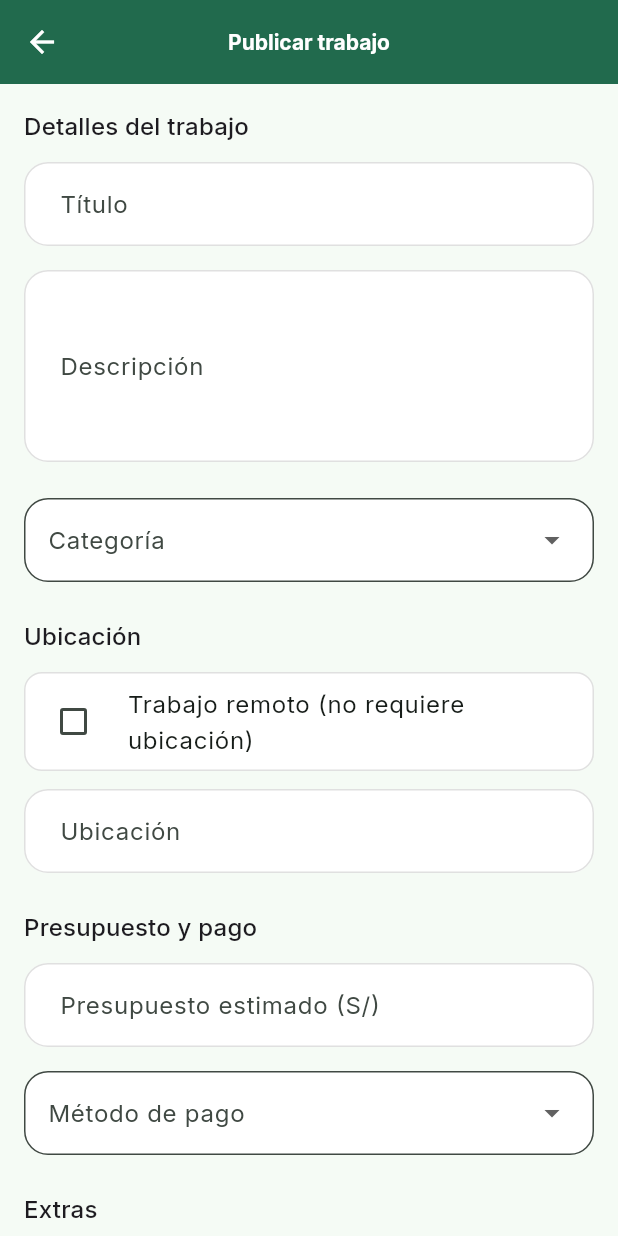
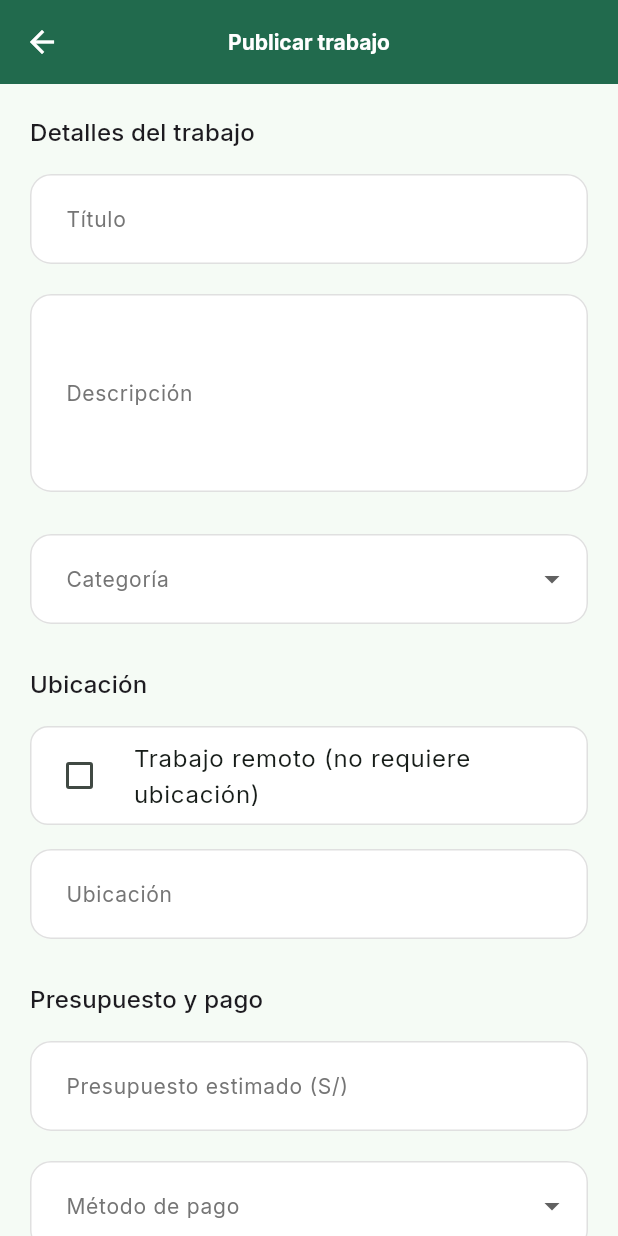
Before and after one commit to Serfelzxcv/recomiendalo, a Flutter app: the JobCreateScreen screen opened by its route, on a phone screen of 412 x 824 dp. Run offline on Flutter 3.47's test engine with Material 3 defaults, Android fonts, the phone set to English and light mode, and no system bars; our stand-ins replace go_router, google_fonts, image_picker.

Commit message:
feat(job_screan) create a interface

```diff
--- a/lib/features/jobs/screens/job_create_screen.dart
+++ b/lib/features/jobs/screens/job_create_screen.dart
@@ -22,7 +22,7 @@ class _JobCreateScreenState extends State<JobCreateScreen> {
 
   String? _category;
   String? _paymentMethod;
-  bool _isRemote = false; // 👈 por defecto presencial
+  bool _isRemote = false; // por defecto presencial
 
   @override
   Widget build(BuildContext context) {
@@ -35,21 +35,21 @@ class _JobCreateScreenState extends State<JobCreateScreen> {
         ),
       ),
       body: SingleChildScrollView(
-        padding: const EdgeInsets.all(16),
+        padding: const EdgeInsets.all(20),
         child: Column(
           crossAxisAlignment: CrossAxisAlignment.stretch,
           children: [
             /// Sección: Detalles
             Text("Detalles del trabajo",
                 style: Theme.of(context).textTheme.titleMedium),
-            const SizedBox(height: 12),
+            const SizedBox(height: 16),
 
             AppTextField(
               label: 'Título',
               hint: 'Ej: Necesito maestro melaminero',
               controller: _titleController,
             ),
-            const SizedBox(height: 16),
+            const SizedBox(height: 20),
 
             AppTextField(
               label: 'Descripción',
@@ -57,7 +57,7 @@ class _JobCreateScreenState extends State<JobCreateScreen> {
               controller: _descriptionController,
               maxLines: 4,
             ),
-            const SizedBox(height: 24),
+            const SizedBox(height: 28),
 
             AppDropdown<String>(
               label: 'Categoría',
@@ -70,19 +70,19 @@ class _JobCreateScreenState extends State<JobCreateScreen> {
                 DropdownMenuItem(value: 'Otros', child: Text('Otros')),
               ],
             ),
-            const SizedBox(height: 24),
+            const SizedBox(height: 28),
 
             /// Sección: Ubicación
             Text("Ubicación",
                 style: Theme.of(context).textTheme.titleMedium),
-            const SizedBox(height: 12),
+            const SizedBox(height: 16),
 
             AppCheckbox(
               label: 'Trabajo remoto (no requiere ubicación)',
               value: _isRemote,
               onChanged: (val) => setState(() => _isRemote = val ?? false),
             ),
-            const SizedBox(height: 12),
+            const SizedBox(height: 16),
 
             if (!_isRemote) ...[
               AppTextField(
@@ -90,13 +90,13 @@ class _JobCreateScreenState extends State<JobCreateScreen> {
                 hint: 'Ej: San Juan de Lurigancho, Lima',
                 controller: _locationController,
               ),
-              const SizedBox(height: 24),
+              const SizedBox(height: 28),
             ],
 
             /// Sección: Presupuesto
             Text("Presupuesto y pago",
                 style: Theme.of(context).textTheme.titleMedium),
-            const SizedBox(height: 12),
+            const SizedBox(height: 16),
 
             AppTextField(
               label: 'Presupuesto estimado (S/)',
@@ -104,7 +104,7 @@ class _JobCreateScreenState extends State<JobCreateScreen> {
               controller: _budgetController,
               keyboardType: TextInputType.number,
             ),
-            const SizedBox(height: 16),
+            const SizedBox(height: 20),
 
             AppDropdown<String>(
               label: 'Método de pago',
@@ -117,12 +117,12 @@ class _JobCreateScreenState extends State<JobCreateScreen> {
                 DropdownMenuItem(value: 'Efectivo', child: Text('Efectivo')),
               ],
             ),
-            const SizedBox(height: 24),
+            const SizedBox(height: 28),
 
             /// Sección: Extras
             Text("Extras",
                 style: Theme.of(context).textTheme.titleMedium),
-            const SizedBox(height: 12),
+            const SizedBox(height: 16),
 
             AppImagePicker(
               label: 'Imágenes de referencia (opcional)',
@@ -133,7 +133,7 @@ class _JobCreateScreenState extends State<JobCreateScreen> {
                 );
               },
             ),
-            const SizedBox(height: 32),
+            const SizedBox(height: 40),
 
             PrimaryButton(
               text: 'Publicar trabajo',
--- a/lib/shared/widgets/inputs/app_dropdown.dart
+++ b/lib/shared/widgets/inputs/app_dropdown.dart
@@ -1,4 +1,3 @@
-import 'package:dropdown_button2/dropdown_button2.dart';
 import 'package:flutter/material.dart';
 
 class AppDropdown<T> extends StatelessWidget {
@@ -17,29 +16,37 @@ class AppDropdown<T> extends StatelessWidget {
 
   @override
   Widget build(BuildContext context) {
-    return DropdownButtonFormField2<T>(
+    return DropdownButtonFormField<T>(
       value: value,
       items: items,
       onChanged: onChanged,
       decoration: InputDecoration(
         labelText: label,
+        labelStyle: TextStyle(
+          color: Colors.grey.shade600,
+          fontSize: 14,
+        ),
         filled: true,
         fillColor: Colors.white,
+        contentPadding: const EdgeInsets.symmetric(
+          horizontal: 20,
+          vertical: 18, // 👈 más aire
+        ),
         border: OutlineInputBorder(
-          borderRadius: BorderRadius.circular(16),
+          borderRadius: BorderRadius.circular(14),
           borderSide: BorderSide(color: Colors.grey.shade300),
         ),
-      ),
-      dropdownStyleData: DropdownStyleData(
-        maxHeight: 200,
-        width: MediaQuery.of(context).size.width * 0.7, // 👈 más estrecho
-        decoration: BoxDecoration(
-          borderRadius: BorderRadius.circular(12),
-          color: Colors.white,
+        enabledBorder: OutlineInputBorder(
+          borderRadius: BorderRadius.circular(14),
+          borderSide: BorderSide(color: Colors.grey.shade300),
         ),
-      ),
-      menuItemStyleData: const MenuItemStyleData(
-        padding: EdgeInsets.symmetric(horizontal: 16),
+        focusedBorder: OutlineInputBorder(
+          borderRadius: BorderRadius.circular(14),
+          borderSide: BorderSide(
+            color: Theme.of(context).colorScheme.primary,
+            width: 2,
+          ),
+        ),
       ),
     );
   }
--- a/lib/shared/widgets/inputs/app_text_field.dart
+++ b/lib/shared/widgets/inputs/app_text_field.dart
@@ -24,25 +24,37 @@ class AppTextField extends StatelessWidget {
       maxLines: maxLines,
       decoration: InputDecoration(
         labelText: label,
+        labelStyle: TextStyle(
+          color: Colors.grey.shade600,
+          fontSize: 14,
+        ),
         hintText: hint,
+        hintStyle: TextStyle(
+          color: Colors.grey.shade400,
+          fontSize: 15,
+        ),
         filled: true,
         fillColor: Colors.white,
+        contentPadding: const EdgeInsets.symmetric(
+          horizontal: 20,
+          vertical: 18, // 👈 más aire
+        ),
         border: OutlineInputBorder(
-        borderRadius: BorderRadius.circular(16),
-        borderSide: BorderSide(color: Colors.grey.shade300), // 👈 borde visible
+          borderRadius: BorderRadius.circular(14),
+          borderSide: BorderSide(color: Colors.grey.shade300),
         ),
         enabledBorder: OutlineInputBorder(
-        borderRadius: BorderRadius.circular(16),
+          borderRadius: BorderRadius.circular(14),
           borderSide: BorderSide(color: Colors.grey.shade300),
         ),
         focusedBorder: OutlineInputBorder(
-        borderRadius: BorderRadius.circular(16),
-        borderSide: BorderSide(color: Theme.of(context).colorScheme.primary, width: 2),
+          borderRadius: BorderRadius.circular(14),
+          borderSide: BorderSide(
+            color: Theme.of(context).colorScheme.primary,
+            width: 2,
           ),
-      contentPadding: const EdgeInsets.symmetric(horizontal: 20, vertical: 16),
+        ),
       ),
     );
-
-
   }
 }
```
Lines whose indentation alone changed are shown as unchanged.
